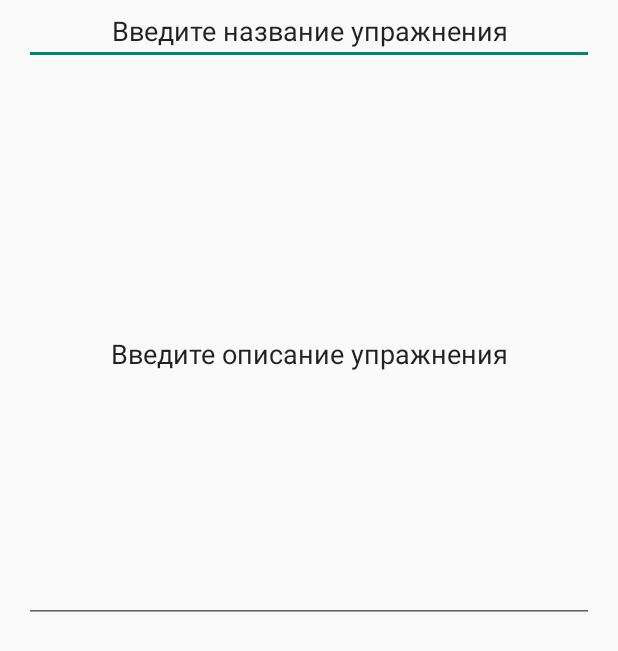
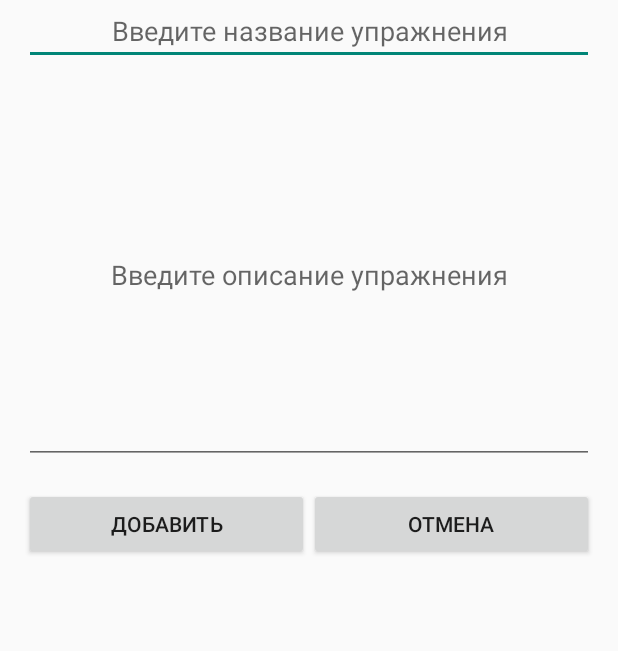
Before and after one commit to Violine/GB_Workout, an Android app: the layout activity_add_exercise.xml on its own in the app's theme, with its tools: preview values and no code run, on a phone screen of 412 x 824 dp. Shown: the top 651 px of the screen. Run offline under Robolectric (Android 15) with nearby library versions, the phone set to English and light mode, and no system bars.

Commit message:
Допилена кнопка добавления управжнения

```diff
--- a/app/src/main/res/layout/activity_add_exercise.xml
+++ b/app/src/main/res/layout/activity_add_exercise.xml
@@ -7,29 +7,73 @@
     tools:context=".AddExerciseActivity">
 
     <EditText
-        android:id="@+id/editText"
+        android:id="@+id/workout_detail_enter_exercise_name"
         android:layout_width="match_parent"
         android:layout_height="wrap_content"
         android:layout_margin="16dp"
         android:layout_marginLeft="8dp"
         android:layout_marginStart="8dp"
+        android:hint="@string/add_exercise"
+        android:inputType="textImeMultiLine"
         android:paddingTop="8dp"
-        android:text="@string/add_exercise"
         android:textAlignment="center"
+        android:textColor="#b1acac"
         app:layout_constraintStart_toStartOf="parent"
-        tools:layout_editor_absoluteY="16dp"
-        tools:ignore="MissingConstraints" />
+        tools:ignore="MissingConstraints"
+        tools:layout_editor_absoluteY="16dp" />
+
+    <ScrollView
+        android:id="@+id/workout_addexercise_scroll_view"
+        android:layout_width="match_parent"
+        android:layout_height="wrap_content"
+        app:layout_constraintTop_toBottomOf="@+id/workout_detail_enter_exercise_name">
+
+        <LinearLayout
+            android:layout_width="match_parent"
+            android:layout_height="wrap_content"
+            android:orientation="vertical"
+            android:paddingBottom="8dp">
 
             <EditText
+                android:id="@+id/workout_detail_enter_exercise_description"
                 android:layout_width="match_parent"
-        android:layout_height="356dp"
+                android:layout_height="250dp"
                 android:layout_margin="16dp"
                 android:layout_marginLeft="8dp"
                 android:layout_marginStart="8dp"
                 android:layout_marginTop="8dp"
+                android:hint="@string/enter_exericse_desription"
                 android:paddingTop="8dp"
-        android:text="@string/enter_exericse_desription"
                 android:textAlignment="center"
-        app:layout_constraintStart_toStartOf="parent"
-        app:layout_constraintTop_toBottomOf="@+id/editText" />
+                android:textColor="#b1acac"
+                app:layout_constraintStart_toStartOf="parent" />
+
+            <LinearLayout
+                android:layout_width="match_parent"
+                android:layout_height="wrap_content"
+                android:orientation="horizontal"
+                android:paddingBottom="8dp"
+                android:paddingHorizontal="16dp"
+                app:layout_constraintTop_toBottomOf="@+id/workout_addexercise_scroll_view">
+
+                <Button
+                    android:id="@+id/workout_detail_accept_add_exercise_button"
+                    android:layout_width="0dp"
+                    android:layout_height="match_parent"
+                    android:layout_weight="1"
+                    android:text="@string/add_exercise_button" />
+
+                <Button
+                    android:id="@+id/workout_detail_cancel_add_exercise_button"
+                    android:layout_width="0dp"
+                    android:layout_height="wrap_content"
+                    android:layout_weight="1"
+                    android:text="@string/cancel" />
+            </LinearLayout>
+        </LinearLayout>
+
+
+    </ScrollView>
+
+
 </android.support.constraint.ConstraintLayout>
--- a/app/src/main/res/values/strings.xml
+++ b/app/src/main/res/values/strings.xml
@@ -21,4 +21,7 @@ Praesent nunc nulla, porta eu tincidunt sed, rhoncus non tortor. Nullam at gravi
     <string name="exercise_name_cardview">Название упражнения</string>
     <string name="add_exercise">Введите название упражнения</string>
     <string name="enter_exericse_desription">Введите описание упражнения</string>
+    <string name="save">Cохранить</string>
+    <string name="cancel">Отмена</string>
+    <string name="add_exercise_button">Добавить</string>
 </resources>
```
Also changed, not shown: app/src/main/java/com/vdovenkov/alexander/workout/AddExerciseActivity.java (+37 -0 lines), app/src/main/java/com/vdovenkov/alexander/workout/ExerciseList.java (+7 -3 lines), app/src/main/java/com/vdovenkov/alexander/workout/WorkoutListActivity.java (+12 -0 lines), app/src/main/java/com/vdovenkov/alexander/workout/onExercisesListChanged.java (added, +9 -0 lines). Lines whose indentation alone changed are shown as unchanged.
